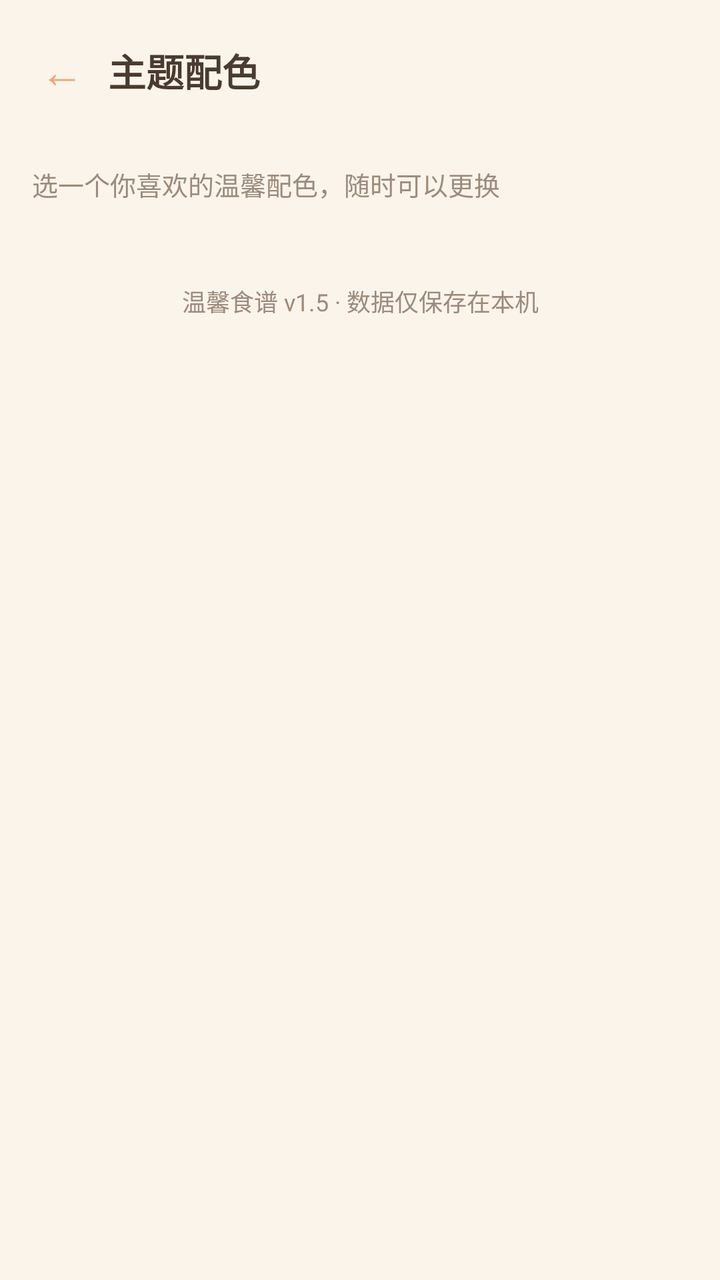
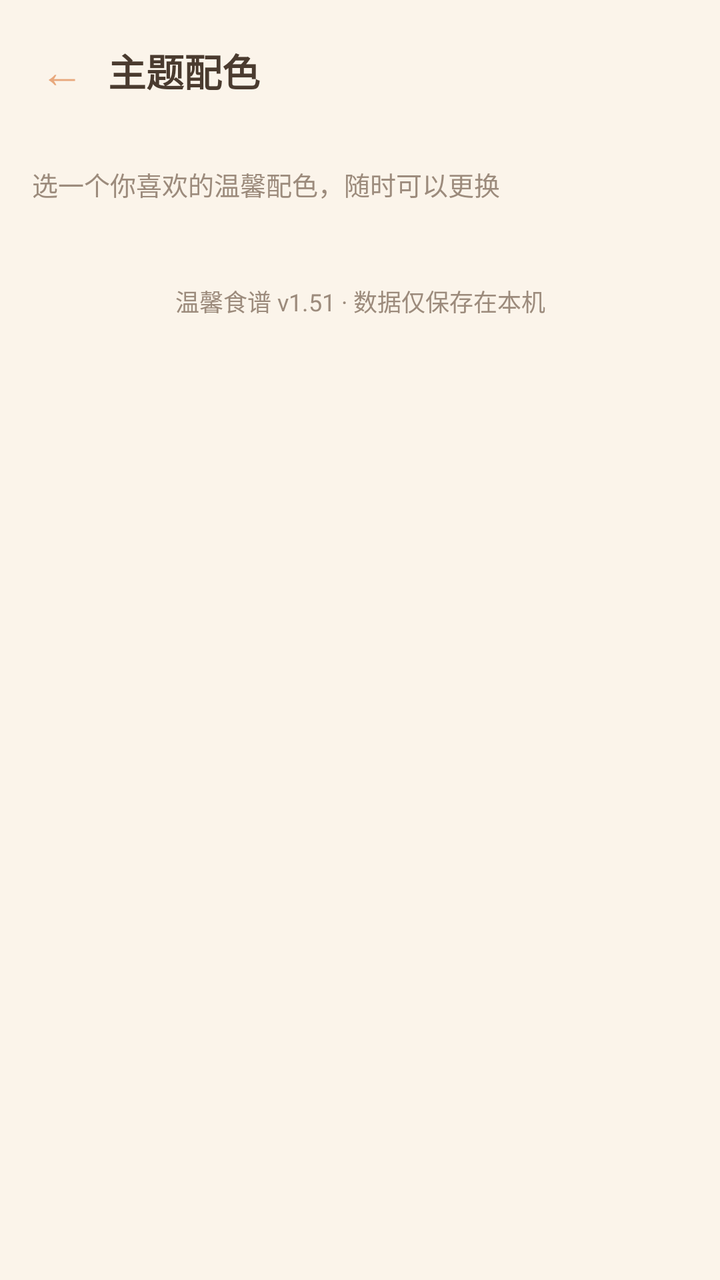

The first picture is an Android layout as it rendered before a commit; the second is the same layout after the commit. The layout source and the unified diff follow.
<!-- AndroidManifest.xml: application theme Theme.WarmRecipes -->
<!-- res/layout/activity_theme.xml -->
<?xml version="1.0" encoding="utf-8"?>
<LinearLayout xmlns:android="http://schemas.android.com/apk/res/android"
    android:layout_width="match_parent"
    android:layout_height="match_parent"
    android:orientation="vertical">

    <LinearLayout
        android:layout_width="match_parent"
        android:layout_height="wrap_content"
        android:orientation="horizontal"
        android:gravity="center_vertical"
        android:paddingLeft="8dp"
        android:paddingRight="16dp"
        android:paddingTop="12dp"
        android:paddingBottom="8dp">

        <Button
            android:id="@+id/back"
            android:layout_width="wrap_content"
            android:layout_height="wrap_content"
            android:minHeight="0dp"
            android:minWidth="0dp"
            android:paddingLeft="12dp"
            android:paddingRight="12dp"
            android:paddingTop="8dp"
            android:paddingBottom="8dp"
            android:background="?android:attr/selectableItemBackgroundBorderless"
            android:text="←"
            android:textSize="22sp"
            android:textColor="?android:attr/colorAccent"
            android:stateListAnimator="@null" />

        <TextView
            android:id="@+id/title"
            android:layout_width="0dp"
            android:layout_height="wrap_content"
            android:layout_weight="1"
            android:text="主题配色"
            android:textSize="19sp"
            android:textStyle="bold"
            android:textColor="?android:attr/textColorPrimary" />
    </LinearLayout>

    <ScrollView
        android:layout_width="match_parent"
        android:layout_height="0dp"
        android:layout_weight="1"
        android:scrollbars="none">

        <LinearLayout
            android:layout_width="match_parent"
            android:layout_height="wrap_content"
            android:orientation="vertical"
            android:padding="16dp">

            <TextView
                android:layout_width="match_parent"
                android:layout_height="wrap_content"
                android:layout_marginBottom="16dp"
                android:text="选一个你喜欢的温馨配色，随时可以更换"
                android:textSize="13sp"
                android:textColor="?android:attr/textColorSecondary" />

            <LinearLayout
                android:id="@+id/theme_container"
                android:layout_width="match_parent"
                android:layout_height="wrap_content"
                android:orientation="vertical" />

            <TextView
                android:layout_width="match_parent"
                android:layout_height="wrap_content"
                android:layout_marginTop="24dp"
                android:gravity="center"
                android:text="温馨食谱 v1.5 · 数据仅保存在本机"
                android:textSize="12sp"
                android:textColor="?android:attr/textColorSecondary" />
        </LinearLayout>
    </ScrollView>
</LinearLayout>
<!-- resources referenced by this layout -->
<resources>
  <style name="Theme.WarmRecipes" parent="android:Theme.Material.Light.NoActionBar">
          <item name="android:windowBackground">#FBF4EA</item>
          <item name="android:colorPrimary">#E8A87C</item>
          <item name="android:colorPrimaryDark">#D28A5E</item>
          <item name="android:colorAccent">#E8A87C</item>
          <item name="android:statusBarColor">#FBF4EA</item>
          <item name="android:navigationBarColor">#FBF4EA</item>
          <item name="android:windowOptOutEdgeToEdgeEnforcement">true</item>
          <item name="android:windowLightStatusBar">true</item>
          <item name="android:windowLightNavigationBar">true</item>
          <item name="android:textColorPrimary">#4A3B2F</item>
          <item name="android:textColorSecondary">#9C8B7C</item>
          <item name="android:colorBackground">#FBF4EA</item>
          <item name="colorSurface">#FFFFFF</item>
          <item name="colorSurfaceAlt">#F3E7D6</item>
          <item name="colorDivider">#EFE3D4</item>
          <item name="colorOnAccent">#FFFFFF</item>
      </style>
</resources>

<!-- the commit's change to res/layout/activity_theme.xml (unified diff, before → after) -->
@@ -72,7 +72,7 @@
                 android:layout_height="wrap_content"
                 android:layout_marginTop="24dp"
                 android:gravity="center"
-                android:text="温馨食谱 v1.5 · 数据仅保存在本机"
+                android:text="温馨食谱 v1.51 · 数据仅保存在本机"
                 android:textSize="12sp"
                 android:textColor="?android:attr/textColorSecondary" />
         </LinearLayout>
